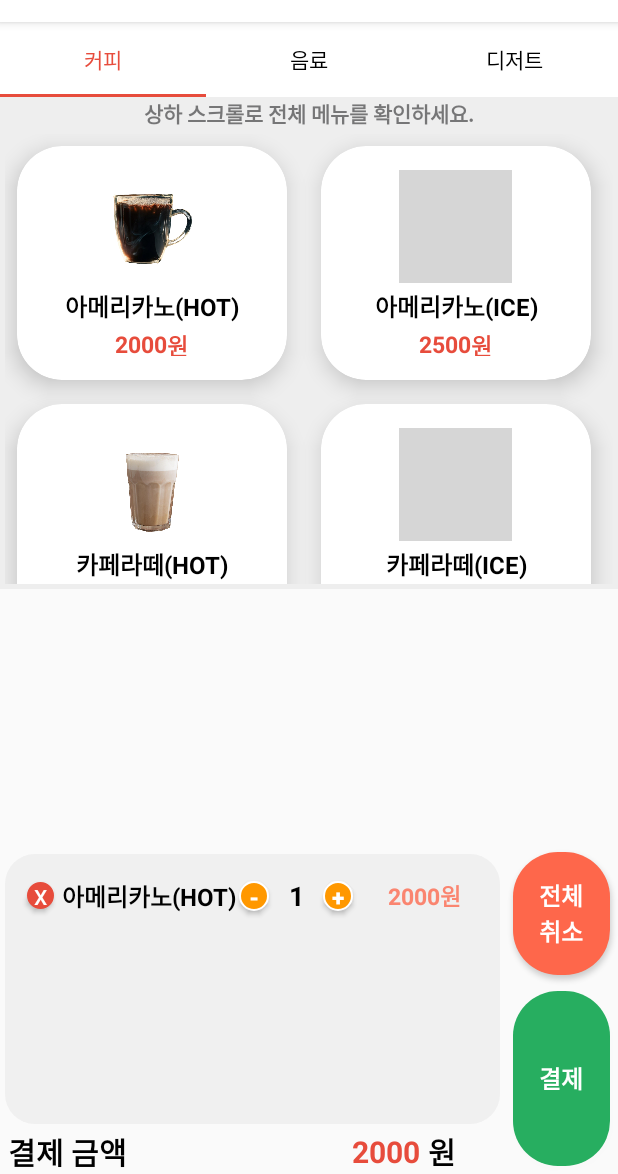
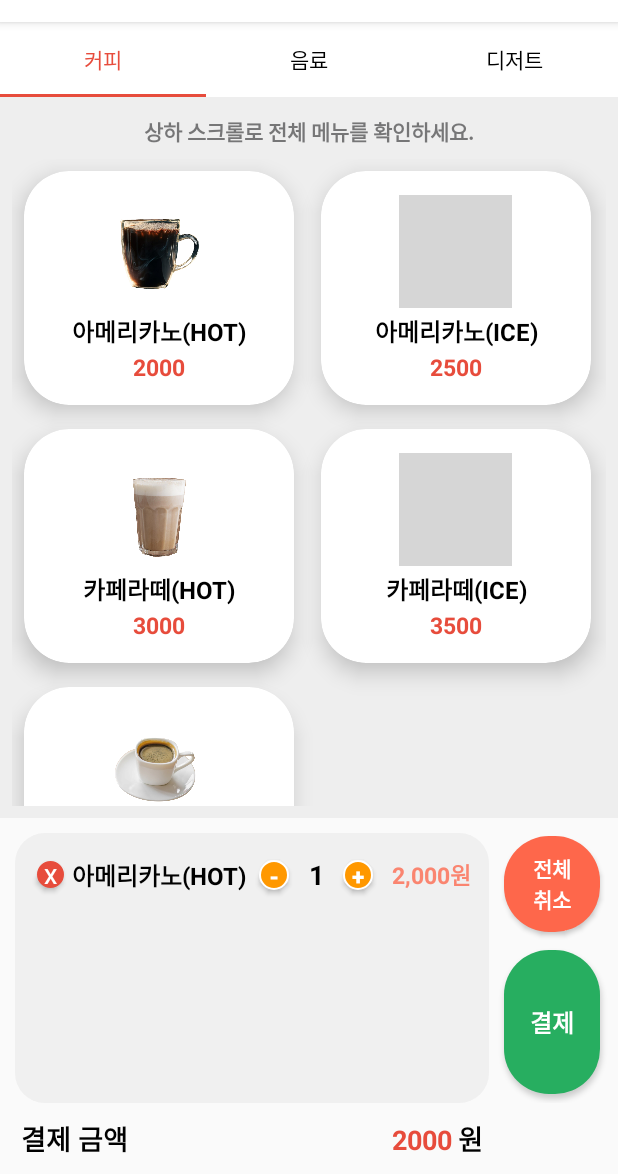
Before and after one commit to riwltnchgo0625/ljs_Cafe_Kiosk, an Android app: the CoffeeFragment screen opened directly, with no data from a screen before it, after a tap on "아메리카노(HOT)", on a phone screen of 412 x 824 dp, the part 62-1236 px from its top. Run offline under Robolectric (Android 15) with nearby library versions, the phone set to English and light mode, and no system bars; 2 statements that could not run were skipped; grey boxes are pictures that could not be loaded.

Commit message:
UI 레이아웃 수정

```diff
--- a/app/src/main/java/com/ljs/ljs_cafe_kiosk/OrderHistoryAdapter.kt
+++ b/app/src/main/java/com/ljs/ljs_cafe_kiosk/OrderHistoryAdapter.kt
@@ -1,113 +1,113 @@
 package com.ljs.ljs_cafe_kiosk
-
 
 import android.view.LayoutInflater
 import android.view.View
 import android.view.ViewGroup
 import android.widget.Button
 import android.widget.TextView
+import android.widget.Toast
 import androidx.recyclerview.widget.RecyclerView
 
+class OrderHistoryAdapter(
+    private val orderHistory: MutableList<OrderHistoryItem>
+) : RecyclerView.Adapter<OrderHistoryAdapter.ViewHolder>() {
 
-class OrderHistoryAdapter(private val orderHistory: MutableList<OrderHistoryItem>) :
-    RecyclerView.Adapter<OrderHistoryAdapter.ViewHolder>() {
-
-    var ljs_orderTotalPrice: Int = 0 // 결제 전체 값
     private lateinit var ljs_totalAmountTextView: TextView
 
     override fun onCreateViewHolder(parent: ViewGroup, viewType: Int): ViewHolder {
-        val ljs_view = LayoutInflater.from(parent.context)
+        val v = LayoutInflater.from(parent.context)
             .inflate(R.layout.item_menu_order, parent, false)
-        return ViewHolder(ljs_view)
+        return ViewHolder(v)
     }
 
     override fun onBindViewHolder(holder: ViewHolder, position: Int) {
-        val ljs_item = orderHistory[position]
-        holder.ljs_menuNameText.text = ljs_item.ljs_menuName
-        holder.ljs_menuPriceText.text = ljs_item.ljs_menuPrice.toString()
-        holder.ljs_priceText.text = ljs_item.ljs_menuPrice.toString()
-        holder.ljs_menuQuantityText.text = ljs_item.ljs_quantity.toString()
-        holder.ljs_menuPriceText.text =
-            ljs_item.ljs_totalPrice.toString()
+        val item = orderHistory[position]
 
-        holder.ljs_plus_btn.setOnClickListener {
-            increaseQuantity(position, holder)
-
-        }
-        holder.ljs_minus_btn.setOnClickListener {
-            decreaseQuantity(position, holder)
-
-        }
-        holder.ljs_cancle_btn.setOnClickListener {
-            removeItem(position)
-
+        // 초기 렌더링(이 시점에 totalPrice가 0이라면 계산해서 보정)
+        if (item.ljs_totalPrice == 0) {
+            item.ljs_totalPrice = item.ljs_menuPrice * item.ljs_quantity
         }
 
+        holder.ljs_menuNameText.text = item.ljs_menuName
+        holder.ljs_menuQuantityText.text = item.ljs_quantity.toString()
+
+        // ✅ 가격(합계) 표기: 쉼표 + "원"
+        holder.ljs_menuPriceText.text = String.format("%,d원", item.ljs_totalPrice)
+
+        // 버튼 핸들러
+        holder.ljs_plus_btn.setOnClickListener { increaseQuantity(position, holder) }
+        holder.ljs_minus_btn.setOnClickListener { decreaseQuantity(position, holder) }
+        holder.ljs_cancle_btn.setOnClickListener { removeItem(position) }
     }
 
-    fun getOrderHistory(): List<OrderHistoryItem> {
-        return orderHistory
-    }
+    fun getOrderHistory(): List<OrderHistoryItem> = orderHistory
 
-    override fun getItemCount(): Int {
-        return orderHistory.size
-    }
+    override fun getItemCount(): Int = orderHistory.size
 
-    //수량 증가 버튼
+    // 수량 증가 (최대 10잔)
     private fun increaseQuantity(position: Int, holder: ViewHolder) {
-        val ljs_item = orderHistory[position]
-        ljs_item.ljs_quantity++
-        ljs_item.ljs_totalPrice =
-            ljs_item.ljs_menuPrice * ljs_item.ljs_quantity
-        holder.ljs_menuQuantityText.text = ljs_item.ljs_quantity.toString()
-        holder.ljs_menuPriceText.text = ljs_item.ljs_totalPrice.toString()
-        updateOrderTotal()
-    }
-
-    //수량 감소버튼
-    private fun decreaseQuantity(position: Int, holder: ViewHolder) {
-        val ljs_item = orderHistory[position]
-        if (ljs_item.ljs_quantity > 1) {
-            ljs_item.ljs_quantity--
-            ljs_item.ljs_totalPrice -= ljs_item.ljs_menuPrice
-            holder.ljs_menuQuantityText.text = ljs_item.ljs_quantity.toString()
-            holder.ljs_menuPriceText.text = ljs_item.ljs_totalPrice.toString()
+        val item = orderHistory[position]
+        if (item.ljs_quantity < 10) {
+            item.ljs_quantity++
+            item.ljs_totalPrice = item.ljs_menuPrice * item.ljs_quantity
+            holder.ljs_menuQuantityText.text = item.ljs_quantity.toString()
+            holder.ljs_menuPriceText.text = String.format("%,d원", item.ljs_totalPrice)
             updateOrderTotal()
+        } else {
+            Toast.makeText(
+                holder.itemView.context,
+                "최대 10잔까지만 주문할 수 있습니다.",
+                Toast.LENGTH_SHORT
+            ).show()
         }
     }
 
-    //삭제버튼 눌렀을때
+    // 수량 감소 (최소 1잔)
+    private fun decreaseQuantity(position: Int, holder: ViewHolder) {
+        val item = orderHistory[position]
+        if (item.ljs_quantity > 1) {
+            item.ljs_quantity--
+            item.ljs_totalPrice = item.ljs_menuPrice * item.ljs_quantity
+            holder.ljs_menuQuantityText.text = item.ljs_quantity.toString()
+            holder.ljs_menuPriceText.text = String.format("%,d원", item.ljs_totalPrice)
+            updateOrderTotal()
+        } else {
+            Toast.makeText(
+                holder.itemView.context,
+                "최소 1잔 이상 주문해야 합니다.",
+                Toast.LENGTH_SHORT
+            ).show()
+        }
+    }
+
+    // 삭제
     private fun removeItem(position: Int) {
-        ljs_orderTotalPrice -= orderHistory[position].ljs_totalPrice
         orderHistory.removeAt(position)
         notifyItemRemoved(position)
         notifyItemRangeChanged(position, orderHistory.size)
         updateOrderTotal()
     }
 
-
-    //주문 총액
+    // 하단 합계 업데이트 (쉼표 + 원)
     private fun updateOrderTotal() {
         if (::ljs_totalAmountTextView.isInitialized) {
-            val ljs_totalAmount = orderHistory.sumBy { it.ljs_totalPrice }
-            ljs_totalAmountTextView.text = ljs_totalAmount.toString()
+            val total = orderHistory.sumOf { it.ljs_totalPrice }
+            ljs_totalAmountTextView.text = String.format("%,d원", total)
         }
     }
 
-
+    // 하단 합계 TextView 주입
     fun setTotalAmountTextView(textView: TextView) {
         ljs_totalAmountTextView = textView
         updateOrderTotal()
     }
 
-
     class ViewHolder(itemView: View) : RecyclerView.ViewHolder(itemView) {
         val ljs_menuNameText: TextView = itemView.findViewById(R.id.ljs_order_list_name)
-        val ljs_menuPriceText: TextView = itemView.findViewById(R.id.ljs_order_list_price)
+        val ljs_menuPriceText: TextView = itemView.findViewById(R.id.ljs_order_list_price) // 합계 표시용
         val ljs_plus_btn: Button = itemView.findViewById(R.id.ljs_order_list_plus)
         val ljs_minus_btn: Button = itemView.findViewById(R.id.ljs_order_list_minus)
         val ljs_cancle_btn: Button = itemView.findViewById(R.id.ljs_order_list_cancel)
-        val ljs_priceText: TextView = itemView.findViewById(R.id.ljs_order_list_price)
         val ljs_menuQuantityText: TextView = itemView.findViewById(R.id.ljs_order_list_qua)
     }
 }
--- a/app/src/main/res/layout/activity_menu.xml
+++ b/app/src/main/res/layout/activity_menu.xml
@@ -1,156 +1,137 @@
 <?xml version="1.0" encoding="utf-8"?>
-<androidx.constraintlayout.widget.ConstraintLayout xmlns:android="http://schemas.android.com/apk/res/android"
+<androidx.constraintlayout.widget.ConstraintLayout
+    xmlns:android="http://schemas.android.com/apk/res/android"
     xmlns:app="http://schemas.android.com/apk/res-auto"
     xmlns:tools="http://schemas.android.com/tools"
     android:layout_width="match_parent"
     android:layout_height="match_parent"
-    android:orientation="vertical"
     tools:context=".MenuActivity">
 
-
-    <androidx.viewpager2.widget.ViewPager2
-        android:id="@+id/ljs_viewPager2"
-        android:layout_width="match_parent"
-        android:layout_height="0dp"
-        android:layout_gravity="top"
-        android:layout_weight="1"
-        tools:ignore="MissingConstraints" />
-
+    <!-- 상단 탭 -->
     <com.google.android.material.tabs.TabLayout
         android:id="@+id/ljs_tabLayout"
         style="@style/TabText"
-        android:layout_width="match_parent"
+        android:layout_width="0dp"
         android:layout_height="50dp"
         android:background="@color/white"
-        android:textAlignment="center"
         app:tabGravity="fill"
         app:tabMode="fixed"
         app:tabTextColor="@color/black"
-        tools:ignore="MissingConstraints">
+        app:layout_constraintTop_toTopOf="parent"
+        app:layout_constraintStart_toStartOf="parent"
+        app:layout_constraintEnd_toEndOf="parent"/>
 
+    <!-- 가운데: 메뉴 페이지(ViewPager2) -->
+    <androidx.viewpager2.widget.ViewPager2
+        android:id="@+id/ljs_viewPager2"
+        android:layout_width="0dp"
+        android:layout_height="0dp"
+        app:layout_constraintTop_toBottomOf="@id/ljs_tabLayout"
+        app:layout_constraintStart_toStartOf="parent"
+        app:layout_constraintEnd_toEndOf="parent"
+        app:layout_constraintBottom_toTopOf="@id/bottom_panel"/>
 
-    </com.google.android.material.tabs.TabLayout>
+    <!-- 하단 주문 패널 -->
+    <LinearLayout
+        android:id="@+id/bottom_panel"
+        android:layout_width="0dp"
+        android:layout_height="wrap_content"
+        android:orientation="horizontal"
+        android:padding="6dp"
+        app:layout_constraintStart_toStartOf="parent"
+        app:layout_constraintEnd_toEndOf="parent"
+        app:layout_constraintBottom_toBottomOf="parent">
 
-    <LinearLayout
-        android:layout_width="wrap_content"
-        android:layout_height="wrap_content"
-        android:layout_gravity="bottom"
-        android:orientation="horizontal"
-        app:layout_constraintBottom_toBottomOf="parent"
-        tools:ignore="MissingConstraints">
-
+        <!-- 좌: 주문 리스트 + 합계 -->
         <LinearLayout
-            android:layout_width="wrap_content"
+            android:layout_width="0dp"
             android:layout_height="wrap_content"
-            android:layout_gravity="bottom"
+            android:layout_weight="1"
             android:orientation="vertical">
 
-            <ScrollView
-                android:id="@+id/scrollview"
-                android:layout_width="wrap_content"
-                android:layout_height="wrap_content"
-                android:scrollbarSize="2dp"
-                android:scrollbars="vertical"
-                tools:ignore="UselessParent">
-
-                <LinearLayout
-                    android:layout_width="wrap_content"
-                    android:layout_height="wrap_content">
-
-                    <androidx.recyclerview.widget.RecyclerView
-                        android:id="@+id/selected_menu_list"
-                        android:layout_width="330dp"
-                        android:layout_height="180dp"
-                        android:layout_margin="3dp"
-                        android:background="@drawable/main_btn"
-                        android:backgroundTint="#C7EEEEEE" />
-
-                </LinearLayout>
-
-            </ScrollView>
+            <!-- ScrollView 제거: RV 자체 스크롤 -->
+            <androidx.recyclerview.widget.RecyclerView
+                android:id="@+id/selected_menu_list"
+                android:layout_width="match_parent"
+                android:layout_height="180dp"
+                android:layout_margin="4dp"
+                android:background="@drawable/main_btn"
+                android:backgroundTint="#C7EEEEEE"
+                android:clipToPadding="false"
+                android:paddingBottom="4dp"/>
 
             <LinearLayout
                 android:layout_width="match_parent"
                 android:layout_height="wrap_content"
-                android:layout_gravity="bottom"
-                android:orientation="horizontal">
+                android:orientation="horizontal"
+                android:paddingHorizontal="8dp"
+                android:paddingTop="6dp"
+                android:paddingBottom="4dp">
 
                 <TextView
                     android:id="@+id/order_text"
                     android:layout_width="wrap_content"
                     android:layout_height="wrap_content"
-                    android:layout_gravity="bottom"
-                    android:layout_marginLeft="5dp"
                     android:text="결제 금액"
                     android:textColor="@color/black"
-                    android:textSize="20sp"
-                    android:textStyle="bold"
-                    tools:ignore="RtlHardcoded" />
+                    android:textSize="18sp"
+                    android:textStyle="bold"/>
+
+                <View
+                    android:layout_width="0dp"
+                    android:layout_height="0dp"
+                    android:layout_weight="1"/>
 
                 <TextView
                     android:id="@+id/order_total_price"
                     android:layout_width="wrap_content"
                     android:layout_height="wrap_content"
-                    android:layout_gravity="center"
-                    android:layout_marginLeft="150dp"
-                    android:layout_marginRight="5dp"
-                    android:text="00000"
+                    android:text="0"
                     android:textColor="@color/red"
-                    android:textSize="20sp"
-                    android:textStyle="bold"
-                    tools:ignore="HardcodedText" />
+                    android:textSize="18sp"
+                    android:textStyle="bold"/>
 
                 <TextView
                     android:id="@+id/order_won_text"
                     android:layout_width="wrap_content"
                     android:layout_height="wrap_content"
-                    android:layout_gravity="right"
+                    android:layout_marginStart="4dp"
                     android:text="원"
                     android:textColor="@color/black"
-                    android:textSize="20sp"
-                    android:textStyle="bold" />
-
+                    android:textSize="18sp"
+                    android:textStyle="bold"/>
             </LinearLayout>
-
-
         </LinearLayout>
 
+        <!-- 우: 버튼 -->
         <LinearLayout
             android:layout_width="wrap_content"
-            android:layout_height="220dp"
-            android:layout_gravity="bottom"
-            android:backgroundTint="@color/black"
-            android:clipToPadding="false"
+            android:layout_height="wrap_content"
             android:orientation="vertical">
-
 
             <Button
                 android:id="@+id/all_cancel_btn"
-                android:layout_width="wrap_content"
-                android:layout_height="wrap_content"
-                android:layout_margin="5dp"
-                android:layout_weight="1"
+                android:layout_width="64dp"
+                android:layout_height="64dp"
+                android:layout_margin="6dp"
                 android:background="@drawable/cancel_pay_btn_background"
                 android:backgroundTint="#FE674B"
-                android:shadowColor="@color/dark_gray"
                 android:text="전체\n취소"
                 android:textColor="@color/white"
-                android:textSize="16dp"
-                android:textStyle="bold" />
+                android:textSize="14sp"
+                android:textStyle="bold"/>
 
             <Button
                 android:id="@+id/all_pay_btn"
-                android:layout_width="wrap_content"
-                android:layout_height="wrap_content"
-                android:layout_margin="5dp"
-                android:layout_weight="2"
+                android:layout_width="64dp"
+                android:layout_height="96dp"
+                android:layout_margin="6dp"
                 android:background="@drawable/cancel_pay_btn_background"
                 android:backgroundTint="@color/main2"
                 android:text="결제"
                 android:textColor="@color/white"
-                android:textSize="16dp"
-                android:textStyle="bold" />
-
+                android:textSize="16sp"
+                android:textStyle="bold"/>
         </LinearLayout>
     </LinearLayout>
 
--- a/app/src/main/res/layout/fragment_coffee_menu.xml
+++ b/app/src/main/res/layout/fragment_coffee_menu.xml
@@ -1,54 +1,38 @@
 <?xml version="1.0" encoding="utf-8"?>
-<FrameLayout xmlns:android="http://schemas.android.com/apk/res/android"
+<androidx.constraintlayout.widget.ConstraintLayout
+    xmlns:android="http://schemas.android.com/apk/res/android"
     xmlns:app="http://schemas.android.com/apk/res-auto"
     xmlns:tools="http://schemas.android.com/tools"
     android:layout_width="match_parent"
     android:layout_height="match_parent"
-    android:layout_gravity="bottom"
     android:background="#EEEEEE"
-    android:orientation="vertical"
     tools:context="CoffeeFragment">
 
-    <LinearLayout
-        android:layout_width="match_parent"
+    <TextView
+        android:id="@+id/guide_text"
+        android:layout_width="0dp"
         android:layout_height="wrap_content"
-        android:orientation="vertical">
+        android:layout_marginTop="12dp"
+        android:gravity="center"
+        android:text="상하 스크롤로 전체 메뉴를 확인하세요."
+        android:textColor="@color/gray1"
+        android:textStyle="bold"
+        app:layout_constraintTop_toTopOf="parent"
+        app:layout_constraintStart_toStartOf="parent"
+        app:layout_constraintEnd_toEndOf="parent"/>
 
-        <TextView
-            android:layout_width="match_parent"
-            android:layout_height="wrap_content"
-            android:layout_gravity="bottom"
-            android:layout_marginTop="50dp"
-            android:gravity="center"
-            android:text="상하 스크롤로 전체 메뉴를 확인하세요."
-            android:textColor="@color/gray1"
-            android:textStyle="bold" />
-
-        <ScrollView
-            android:layout_width="match_parent"
-            android:layout_height="wrap_content"
-            tools:ignore="UselessParent">
-
-            <LinearLayout
-                android:layout_width="match_parent"
-                android:layout_height="wrap_content"
-                android:orientation="vertical">
-
-                <androidx.recyclerview.widget.RecyclerView
-                    android:id="@+id/menu_coffee_list"
-                    android:layout_width="match_parent"
-                    android:layout_height="300dp"
-                    android:layout_marginLeft="3dp"
-                    android:layout_marginTop="3dp"
-                    android:layout_marginRight="3dp"
-                    android:layout_marginBottom="3dp" />
-
-
-            </LinearLayout>
-
-        </ScrollView>
-
-
-    </LinearLayout>
-
-</FrameLayout>
+    <androidx.recyclerview.widget.RecyclerView
+        android:id="@+id/menu_coffee_list"
+        android:layout_width="0dp"
+        android:layout_height="0dp"
+        android:layout_marginStart="8dp"
+        android:layout_marginTop="8dp"
+        android:layout_marginEnd="8dp"
+        android:layout_marginBottom="8dp"
+        android:clipToPadding="false"
+        android:paddingBottom="8dp"
+        app:layout_constraintTop_toBottomOf="@id/guide_text"
+        app:layout_constraintStart_toStartOf="parent"
+        app:layout_constraintEnd_toEndOf="parent"
+        app:layout_constraintBottom_toBottomOf="parent"/>
+</androidx.constraintlayout.widget.ConstraintLayout>
--- a/app/src/main/res/layout/item_menu.xml
+++ b/app/src/main/res/layout/item_menu.xml
@@ -45,7 +45,7 @@
                 android:layout_width="match_parent"
                 android:layout_height="wrap_content"
                 android:gravity="center"
-                android:orientation="horizontal">
+                android:orientation="vertical">
 
                 <TextView
                     android:id="@+id/menu_price"
--- a/app/src/main/res/layout/item_menu_order.xml
+++ b/app/src/main/res/layout/item_menu_order.xml
@@ -88,7 +88,7 @@
         android:layout_height="wrap_content"
         android:layout_gravity="center"
         android:gravity="end"
-        android:text="원"
+
         android:textColor="@color/price_color"
         android:textSize="15sp"
         android:textStyle="bold"
```
Also changed, not shown: app/src/main/res/layout/fragment_dessert_menu.xml (+23 -39 lines), app/src/main/res/layout/fragment_drink_menu.xml (+23 -39 lines).
